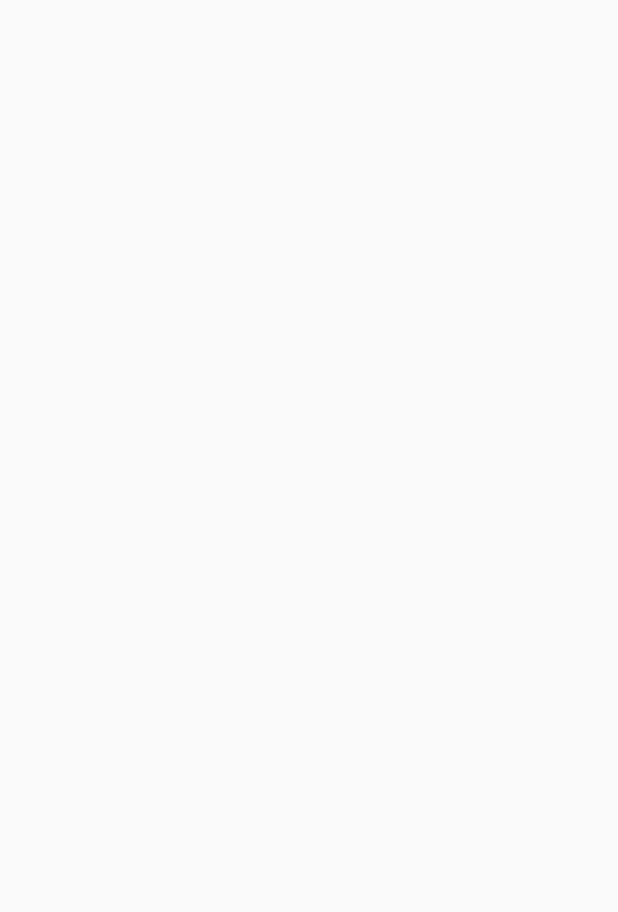
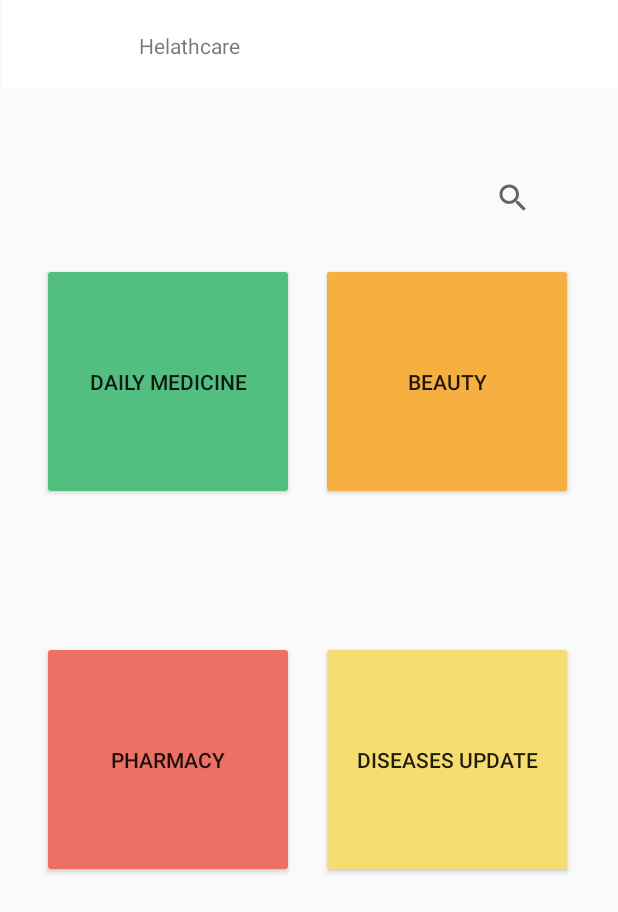
Before and after one commit to IT21010576/Ease_Off_App, an Android app: the healthcare screen opened directly, with no data from a screen before it, on a phone screen of 412 x 824 dp. Before the commit the part shown is empty. Shown: the top 912 px of the screen. Run offline under Robolectric (Android 15) with nearby library versions, the phone set to English and light mode, and no system bars.

Commit message:
create medicine lists

```diff
--- a/app/src/main/res/layout/activity_healthcare.xml
+++ b/app/src/main/res/layout/activity_healthcare.xml
@@ -6,4 +6,97 @@
     android:layout_height="match_parent"
     tools:context=".healthcare">
 
+    <FrameLayout
+        android:id="@+id/frameLayout"
+        android:layout_width="match_parent"
+        android:layout_height="674dp"
+        tools:ignore="MissingConstraints"
+        tools:layout_editor_absoluteX="0dp"
+        tools:layout_editor_absoluteY="59dp" />
+
+    <Button
+        android:id="@+id/dailyMedicine"
+        android:layout_width="168dp"
+        android:layout_height="158dp"
+        android:backgroundTint="@color/DashboardCol1"
+        android:text="@string/DailyMedLbl"
+        app:layout_constraintBottom_toBottomOf="parent"
+        app:layout_constraintEnd_toEndOf="parent"
+        app:layout_constraintHorizontal_bias="0.115"
+        app:layout_constraintStart_toStartOf="parent"
+        app:layout_constraintTop_toTopOf="parent"
+        app:layout_constraintVertical_bias="0.263" />
+
+    <Button
+        android:id="@+id/button9"
+        android:layout_width="168dp"
+        android:layout_height="158dp"
+        android:backgroundTint="@color/DashboardCol3"
+        android:text="@string/PharmacyLbl"
+        app:layout_constraintBottom_toBottomOf="parent"
+        app:layout_constraintEnd_toEndOf="parent"
+        app:layout_constraintHorizontal_bias="0.115"
+        app:layout_constraintStart_toStartOf="parent"
+        app:layout_constraintTop_toTopOf="parent"
+        app:layout_constraintVertical_bias="0.642" />
+
+    <Button
+        android:id="@+id/button10"
+        android:layout_width="168dp"
+        android:layout_height="158dp"
+        android:backgroundTint="@color/DashboardCol4"
+        android:text="@string/DiseasesUpdtLbl"
+        app:layout_constraintBottom_toBottomOf="parent"
+        app:layout_constraintEnd_toEndOf="parent"
+        app:layout_constraintHorizontal_bias="0.876"
+        app:layout_constraintStart_toStartOf="parent"
+        app:layout_constraintTop_toTopOf="parent"
+        app:layout_constraintVertical_bias="0.642" />
+
+    <Button
+        android:id="@+id/button8"
+        android:layout_width="168dp"
+        android:layout_height="158dp"
+        android:backgroundTint="@color/DashboardCol2"
+        android:text="@string/BeautyLbl"
+        app:layout_constraintBottom_toBottomOf="parent"
+        app:layout_constraintEnd_toEndOf="parent"
+        app:layout_constraintHorizontal_bias="0.876"
+        app:layout_constraintStart_toStartOf="parent"
+        app:layout_constraintTop_toTopOf="parent"
+        app:layout_constraintVertical_bias="0.263" />
+
+    <androidx.appcompat.widget.Toolbar
+        android:id="@+id/toolbar"
+        android:layout_width="410dp"
+        android:layout_height="59dp"
+        android:background="@drawable/ic_launcher_background"
+        android:backgroundTint="@color/white"
+        android:minHeight="?attr/actionBarSize"
+        android:theme="?attr/actionBarTheme"
+        app:layout_constraintEnd_toEndOf="parent"
+        app:layout_constraintStart_toStartOf="parent"
+        app:layout_constraintTop_toTopOf="parent" />
+
+    <SearchView
+        android:layout_width="40dp"
+        android:layout_height="40dp"
+        android:layout_marginBottom="672dp"
+        app:layout_constraintBottom_toBottomOf="parent"
+        app:layout_constraintEnd_toEndOf="parent"
+        app:layout_constraintHorizontal_bias="0.865"
+        app:layout_constraintStart_toStartOf="parent" />
+
+    <TextView
+        android:id="@+id/textView11"
+        android:layout_width="113dp"
+        android:layout_height="34dp"
+        android:text="@string/HelathcareLbl"
+        app:layout_constraintBottom_toBottomOf="parent"
+        app:layout_constraintEnd_toEndOf="@+id/toolbar"
+        app:layout_constraintHorizontal_bias="0.311"
+        app:layout_constraintStart_toStartOf="parent"
+        app:layout_constraintTop_toTopOf="@+id/toolbar"
+        app:layout_constraintVertical_bias="0.026" />
+
 </androidx.constraintlayout.widget.ConstraintLayout>
--- a/app/src/main/res/layout/activity_main_dashboard.xml
+++ b/app/src/main/res/layout/activity_main_dashboard.xml
@@ -24,6 +24,7 @@
         android:layout_width="168dp"
         android:layout_height="158dp"
         android:backgroundTint="@color/DashboardCol3"
+        android:onClick="moveToHealthcare"
         android:text="@string/HelathcareLbl"
         app:layout_constraintBottom_toBottomOf="parent"
         app:layout_constraintEnd_toEndOf="parent"
--- a/app/src/main/res/values/strings.xml
+++ b/app/src/main/res/values/strings.xml
@@ -28,4 +28,6 @@
     <string name="StayfitLbl">Stay Fit</string>
     <string name="MindYouLbl"><![CDATA[Mind & You]]></string>
     <string name="DashboardLbl">Dashboard</string>
+    <!-- TODO: Remove or change this placeholder text -->
+    <string name="hello_blank_fragment">Hello blank fragment</string>
 </resources>
```
Also changed, not shown: app/src/main/java/com/example/easeoffapplication/MainDashboard.java (+7 -0 lines), app/src/main/java/com/example/easeoffapplication/healthcare.java (+12 -0 lines), app/src/main/java/com/example/easeoffapplication/medicineLists.java (added, +25 -0 lines), app/src/main/res/layout/fragment_medicine_lists.xml (added, +25 -0 lines).
